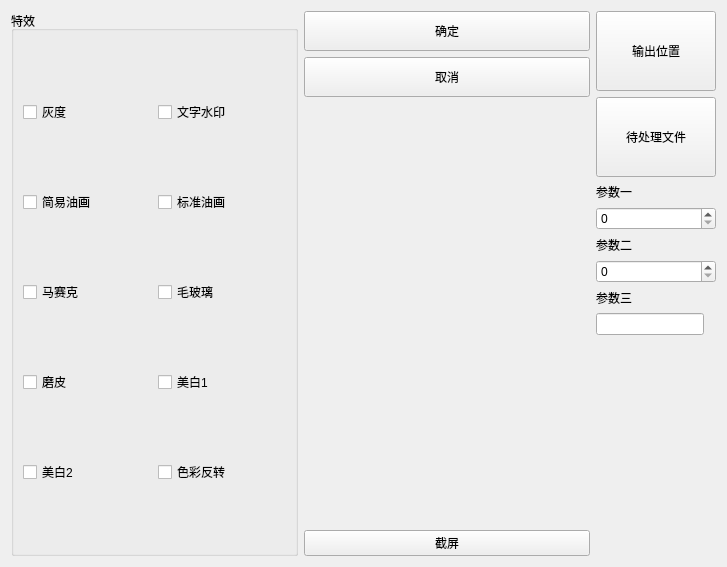
Qt form MultiMediaTool/src/gui/ui/picture.ui (xiehaode/MultimediaTools) before a commit.
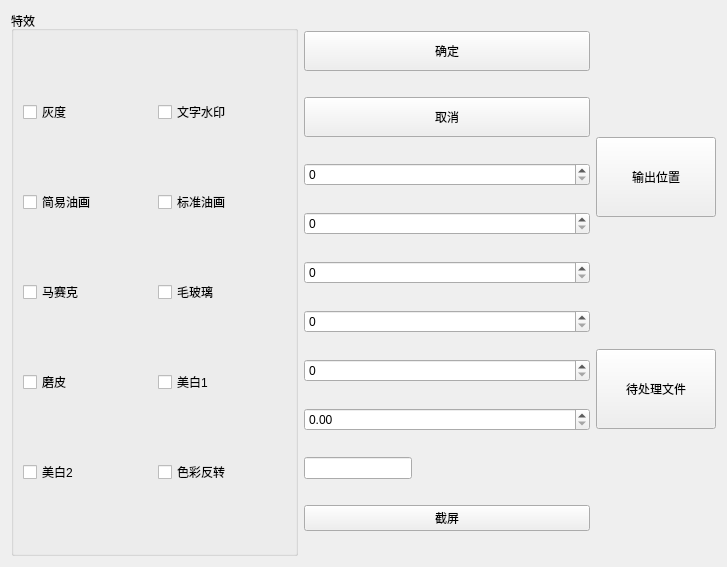
The same form after that commit. Icons and pictures are not drawn.

Patch:
```diff
--- a/MultiMediaTool/src/gui/ui/picture.ui
+++ b/MultiMediaTool/src/gui/ui/picture.ui
@@ -146,17 +146,32 @@
       </widget>
      </item>
      <item>
-      <spacer name="verticalSpacer_5">
-       <property name="orientation">
-        <enum>Qt::Vertical</enum>
+      <widget class="QSpinBox" name="spinBoxArgs1"/>
+     </item>
+     <item>
+      <widget class="QSpinBox" name="spinBoxArgs2"/>
+     </item>
+     <item>
+      <widget class="QSpinBox" name="spinBoxArgs3"/>
+     </item>
+     <item>
+      <widget class="QSpinBox" name="spinBoxArgs4"/>
+     </item>
+     <item>
+      <widget class="QSpinBox" name="spinBox_7"/>
+     </item>
+     <item>
+      <widget class="QDoubleSpinBox" name="doubleSpinBox"/>
+     </item>
+     <item>
+      <widget class="QLineEdit" name="lineEdit_2">
+       <property name="sizePolicy">
+        <sizepolicy hsizetype="Fixed" vsizetype="Fixed">
+         <horstretch>0</horstretch>
+         <verstretch>0</verstretch>
+        </sizepolicy>
        </property>
-       <property name="sizeHint" stdset="0">
-        <size>
-         <width>20</width>
-         <height>40</height>
-        </size>
-       </property>
-      </spacer>
+      </widget>
      </item>
      <item>
       <widget class="QPushButton" name="pushButton">
@@ -209,56 +224,6 @@
        </property>
       </widget>
      </item>
-     <item>
-      <widget class="QLabel" name="label">
-       <property name="text">
-        <string>参数一</string>
-       </property>
-      </widget>
-     </item>
-     <item>
-      <widget class="QSpinBox" name="spinBox"/>
-     </item>
-     <item>
-      <widget class="QLabel" name="label_2">
-       <property name="text">
-        <string>参数二</string>
-       </property>
-      </widget>
-     </item>
-     <item>
-      <widget class="QSpinBox" name="spinBox_2"/>
-     </item>
-     <item>
-      <widget class="QLabel" name="label_3">
-       <property name="text">
-        <string>参数三</string>
-       </property>
-      </widget>
-     </item>
-     <item>
-      <widget class="QLineEdit" name="lineEdit">
-       <property name="sizePolicy">
-        <sizepolicy hsizetype="Fixed" vsizetype="Fixed">
-         <horstretch>0</horstretch>
-         <verstretch>0</verstretch>
-        </sizepolicy>
-       </property>
-      </widget>
-     </item>
-     <item>
-      <spacer name="verticalSpacer_3">
-       <property name="orientation">
-        <enum>Qt::Vertical</enum>
-       </property>
-       <property name="sizeHint" stdset="0">
-        <size>
-         <width>20</width>
-         <height>40</height>
-        </size>
-       </property>
-      </spacer>
-     </item>
     </layout>
    </item>
   </layout>
```
